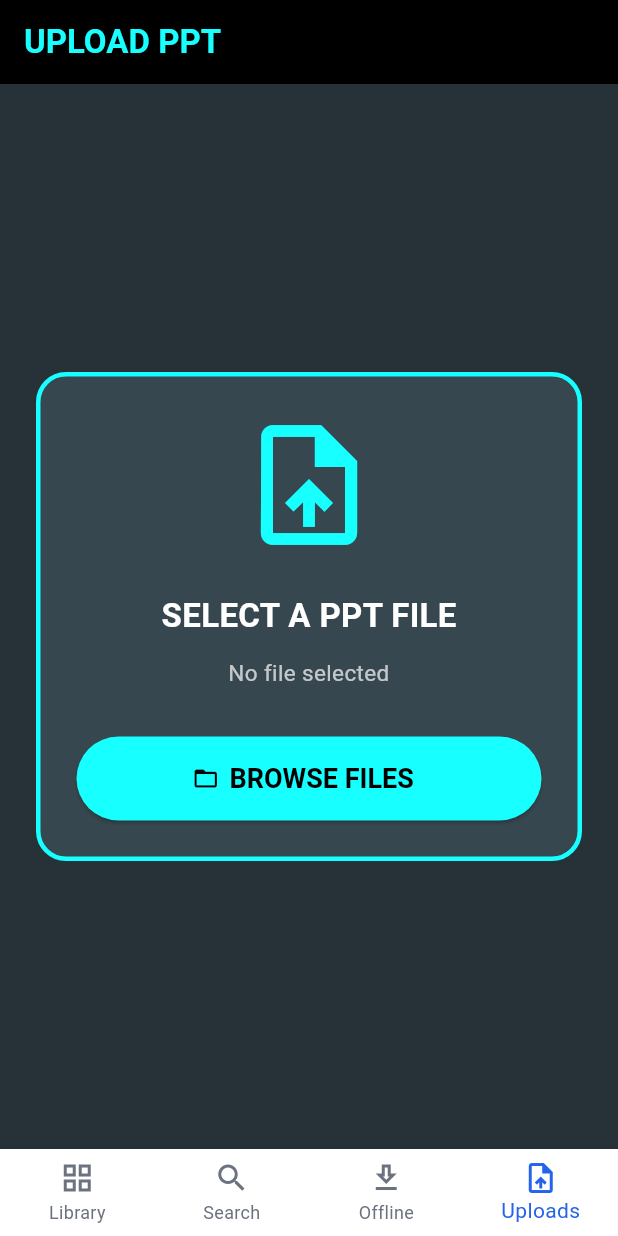
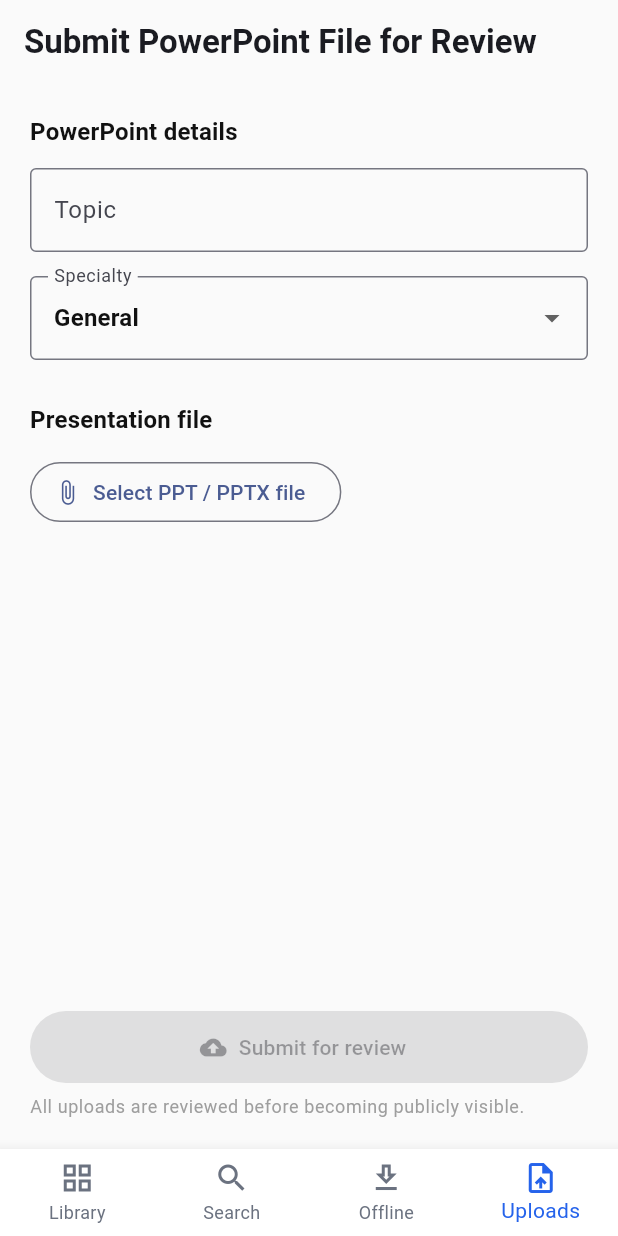
Before and after one commit to alionpax/meddeck, a Flutter app: the screen it shows after launch, item 4 of the bottom bar chosen, on a phone screen of 412 x 824 dp. Run offline on Flutter 3.47's test engine with Material 3 defaults, Android fonts, the phone set to English and light mode, and no system bars; our stand-ins replace cached_network_image, cloud_firestore, file_picker, firebase_auth, firebase_core, firebase_storage and 3 more; accounts and stored records are empty.

Commit message:
Checkpoint: polished PPT upload UI + specialty dropdown

```diff
--- a/lib/features/uploads/uploads_screen.dart
+++ b/lib/features/uploads/uploads_screen.dart
@@ -1,5 +1,10 @@
+import 'dart:io';
+
+import 'package:cloud_firestore/cloud_firestore.dart';
+import 'package:firebase_auth/firebase_auth.dart';
+import 'package:firebase_storage/firebase_storage.dart';
+import 'package:file_picker/file_picker.dart';
 import 'package:flutter/material.dart';
-import 'package:file_picker/file_picker.dart';
 
 class UploadsScreen extends StatefulWidget {
   const UploadsScreen({super.key});
@@ -9,108 +14,210 @@ class UploadsScreen extends StatefulWidget {
 }
 
 class _UploadsScreenState extends State<UploadsScreen> {
-  String? _pickedFileName;
+  final _titleCtrl = TextEditingController();
 
-  Future<void> _pickPptFile() async {
+  final List<String> _specialties = const [
+    'General',
+    'Cardiology',
+    'Neurology',
+    'Orthopedics',
+    'Radiology',
+    'Pediatrics',
+    'Surgery',
+    'Internal Medicine',
+    'Emergency Medicine',
+  ];
+
+  String _selectedSpecialty = 'General';
+
+  File? _pptFile;
+  String? _pptName;
+
+  bool _uploading = false;
+
+  // ---------- Pick PPT ----------
+  Future<void> _pickPpt() async {
+    final result = await FilePicker.platform.pickFiles(
+      type: FileType.custom,
+      allowedExtensions: ['ppt', 'pptx'],
+    );
+
+    if (result == null || result.files.single.path == null) return;
+
+    setState(() {
+      _pptFile = File(result.files.single.path!);
+      _pptName = result.files.single.name;
+    });
+  }
+
+  // ---------- Upload ----------
+  Future<void> _uploadPpt() async {
+    final user = FirebaseAuth.instance.currentUser;
+    if (user == null || _pptFile == null) return;
+
+    final topic = _titleCtrl.text.trim();
+    if (topic.isEmpty) {
+      _toast('Please enter a topic');
+      return;
+    }
+
+    setState(() => _uploading = true);
+
     try {
-      final result = await FilePicker.platform.pickFiles(
-        type: FileType.custom,
-        allowedExtensions: ['ppt', 'pptx'],
-        withData: false,
+      final deckRef =
+          FirebaseFirestore.instance.collection('decks').doc();
+
+      await deckRef.set({
+        'title': topic,
+        'specialty': _selectedSpecialty,
+        'ownerUid': user.uid,
+        'source': 'user',
+        'status': 'pending',
+        'pptUrl': '',
+        'createdAt': FieldValue.serverTimestamp(),
+        'updatedAt': FieldValue.serverTimestamp(),
+      });
+
+      final storageRef = FirebaseStorage.instance.ref(
+        'ppts/${deckRef.id}/$_pptName',
       );
 
-      if (result == null) {
-        // User cancelled
-        return;
-      }
+      await storageRef.putFile(_pptFile!);
+      final downloadUrl = await storageRef.getDownloadURL();
+
+      await deckRef.update({
+        'pptUrl': downloadUrl,
+        'updatedAt': FieldValue.serverTimestamp(),
+      });
+
+      _toast('Upload submitted for review');
 
       setState(() {
-        _pickedFileName = result.files.single.name;
+        _pptFile = null;
+        _pptName = null;
+        _titleCtrl.clear();
+        _selectedSpecialty = 'General';
       });
-
-      ScaffoldMessenger.of(context).showSnackBar(
-        SnackBar(
-          content: Text('✅ Selected: ${result.files.single.name}'),
-        ),
-      );
     } catch (e) {
-      ScaffoldMessenger.of(context).showSnackBar(
-        SnackBar(
-          content: Text('❌ File picker error: $e'),
-        ),
-      );
+      _toast('Upload failed');
+      debugPrint(e.toString());
+    } finally {
+      setState(() => _uploading = false);
     }
   }
 
+  void _toast(String msg) {
+    ScaffoldMessenger.of(context)
+        .showSnackBar(SnackBar(content: Text(msg)));
+  }
+
+  // ---------- UI ----------
   @override
   Widget build(BuildContext context) {
+    final theme = Theme.of(context);
+
     return Scaffold(
-      backgroundColor: Colors.blueGrey.shade900,
       appBar: AppBar(
-        backgroundColor: Colors.black,
-        title: const Text(
-          'UPLOAD PPT',
-          style: TextStyle(
-            color: Colors.cyanAccent,
-            fontWeight: FontWeight.bold,
-          ),
-        ),
+        title: const Text('Submit PowerPoint File for Review'),
       ),
-      body: Center(
-        child: Container(
-          width: double.infinity,
-          margin: const EdgeInsets.all(24),
-          padding: const EdgeInsets.all(24),
-          decoration: BoxDecoration(
-            color: Colors.blueGrey.shade800,
-            borderRadius: BorderRadius.circular(20),
-            border: Border.all(
-              color: Colors.cyanAccent,
-              width: 3,
-            ),
-          ),
+      body: SafeArea(
+        child: Padding(
+          padding: const EdgeInsets.all(20),
           child: Column(
-            mainAxisSize: MainAxisSize.min,
+            crossAxisAlignment: CrossAxisAlignment.start,
             children: [
-              const Icon(
-                Icons.upload_file,
-                size: 96,
-                color: Colors.cyanAccent,
+              Text(
+                'PowerPoint details',
+                style: theme.textTheme.titleMedium,
               ),
-              const SizedBox(height: 24),
-              const Text(
-                'SELECT A PPT FILE',
-                style: TextStyle(
-                  fontSize: 22,
-                  fontWeight: FontWeight.bold,
-                  color: Colors.white,
+              const SizedBox(height: 12),
+
+              TextField(
+                controller: _titleCtrl,
+                decoration: const InputDecoration(
+                  labelText: 'Topic',
+                  border: OutlineInputBorder(),
                 ),
               ),
-              const SizedBox(height: 12),
-              Text(
-                _pickedFileName ?? 'No file selected',
-                textAlign: TextAlign.center,
-                style: const TextStyle(
-                  color: Colors.white70,
+              const SizedBox(height: 16),
+
+              DropdownButtonFormField<String>(
+                value: _selectedSpecialty,
+                items: _specialties
+                    .map(
+                      (s) => DropdownMenuItem(
+                        value: s,
+                        child: Text(s),
+                      ),
+                    )
+                    .toList(),
+                onChanged: (v) {
+                  if (v != null) {
+                    setState(() => _selectedSpecialty = v);
+                  }
+                },
+                decoration: const InputDecoration(
+                  labelText: 'Specialty',
+                  border: OutlineInputBorder(),
                 ),
               ),
-              const SizedBox(height: 32),
+
+              const SizedBox(height: 28),
+              Text(
+                'Presentation file',
+                style: theme.textTheme.titleMedium,
+              ),
+              const SizedBox(height: 12),
+
+              OutlinedButton.icon(
+                icon: const Icon(Icons.attach_file),
+                label: const Text('Select PPT / PPTX file'),
+                onPressed: _pickPpt,
+              ),
+
+              if (_pptName != null) ...[
+                const SizedBox(height: 12),
+                Row(
+                  children: [
+                    const Icon(Icons.description_outlined, size: 20),
+                    const SizedBox(width: 8),
+                    Expanded(
+                      child: Text(
+                        _pptName!,
+                        overflow: TextOverflow.ellipsis,
+                        style: const TextStyle(
+                          fontWeight: FontWeight.w600,
+                        ),
+                      ),
+                    ),
+                  ],
+                ),
+              ],
+
+              const Spacer(),
+
               SizedBox(
                 width: double.infinity,
-                height: 56,
+                height: 48,
                 child: ElevatedButton.icon(
-                  style: ElevatedButton.styleFrom(
-                    backgroundColor: Colors.cyanAccent,
-                    foregroundColor: Colors.black,
-                    textStyle: const TextStyle(
-                      fontSize: 18,
-                      fontWeight: FontWeight.bold,
-                    ),
+                  icon: const Icon(Icons.cloud_upload),
+                  label: Text(
+                    _uploading
+                        ? 'Uploading…'
+                        : 'Submit for review',
                   ),
-                  icon: const Icon(Icons.folder_open),
-                  label: const Text('BROWSE FILES'),
-                  onPressed: _pickPptFile,
+                  onPressed:
+                      (_pptFile == null || _uploading)
+                          ? null
+                          : _uploadPpt,
                 ),
+              ),
+
+              const SizedBox(height: 8),
+              Text(
+                'All uploads are reviewed before becoming publicly visible.',
+                style: theme.textTheme.bodySmall
+                    ?.copyWith(color: Colors.grey),
               ),
             ],
           ),
```
